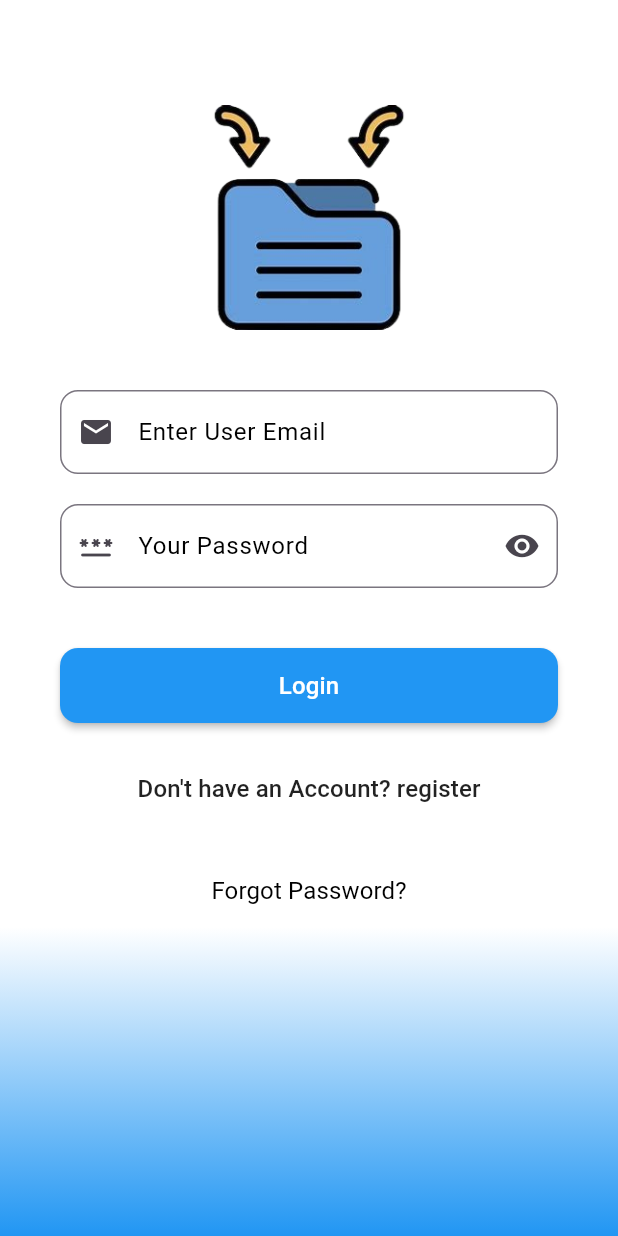
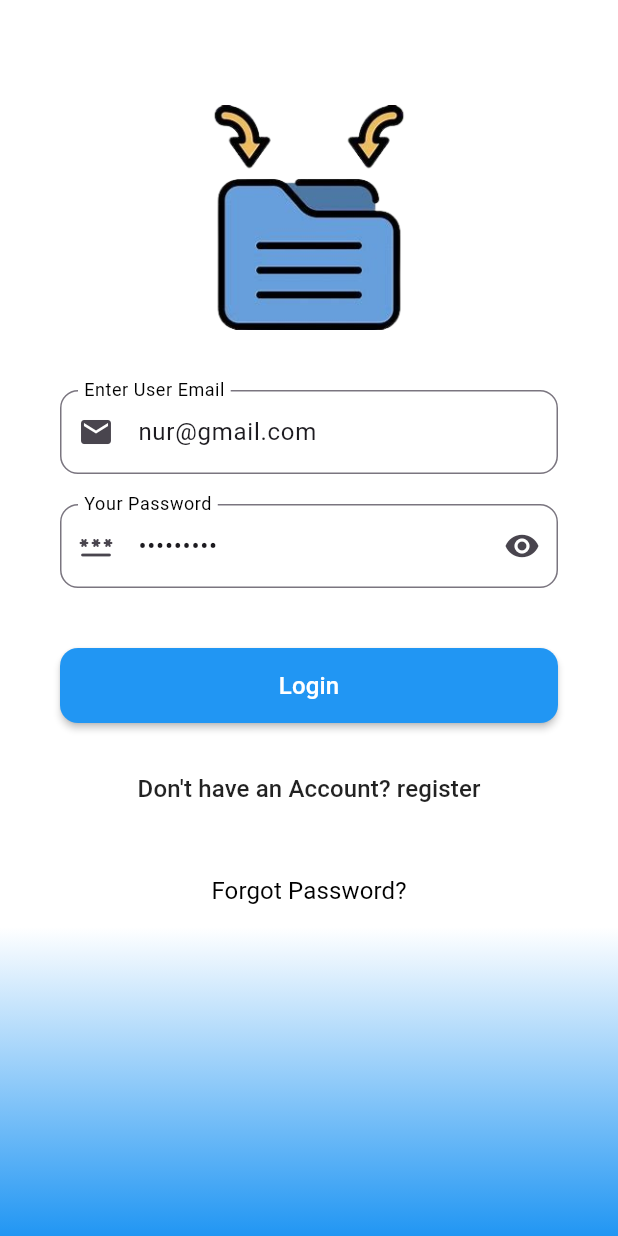
Before and after one commit to NURISLAMCODE/docsaverapp, a Flutter app: the screen it shows after launch, on a phone screen of 412 x 824 dp. Run offline on Flutter 3.47's test engine with Material 3 defaults, Android fonts, the phone set to English and light mode, and no system bars; our stand-ins replace firebase_auth, firebase_core; accounts and stored records are empty.

```diff
--- a/lib/main.dart
+++ b/lib/main.dart
@@ -1,8 +1,10 @@
+import 'package:doc_saver_app/provider/auth_provider.dart';
 import 'package:doc_saver_app/screen/authentication_screen.dart';
 import 'package:doc_saver_app/screen/home_screen.dart';
 import 'package:doc_saver_app/screen/porgot_password_screen.dart';
 import 'package:firebase_core/firebase_core.dart';
 import 'package:flutter/material.dart';
+import 'package:provider/provider.dart';
 
 import 'firebase_options.dart';
 
@@ -20,7 +22,9 @@ class MyApp extends StatelessWidget {
   // This widget is the root of your application.
   @override
   Widget build(BuildContext context) {
-    return MaterialApp(
+    return ChangeNotifierProvider(
+      create: (context) => AuthProvider(),
+      child: MaterialApp(
         debugShowCheckedModeBanner: false,
         title: 'Flutter Demo',
         theme: ThemeData(
@@ -35,8 +39,10 @@ class MyApp extends StatelessWidget {
           AuthScreen.routeName: (context) => const AuthScreen(),
           ForgotPasswordScreen.routeName: (contex) =>
               const ForgotPasswordScreen(),
+          HomeScreen.routeName: (context) => const HomeScreen(),
         },
         home: const AuthScreen(),
+      ),
     );
   }
 }
--- a/lib/screen/authentication_screen.dart
+++ b/lib/screen/authentication_screen.dart
@@ -16,17 +16,18 @@ class AuthScreen extends StatefulWidget {
 }
 
 class _AuthScreenState extends State<AuthScreen> {
-  TextEditingController userNameController = TextEditingController();
-  TextEditingController emailController = TextEditingController();
-  TextEditingController passController = TextEditingController();
-  TextEditingController conPassController = TextEditingController();
+  TextEditingController userNameController = TextEditingController(text: "nur");
+  TextEditingController emailController =
+      TextEditingController(text: "nur@gmail.com");
+  TextEditingController passController =
+      TextEditingController(text: "123456789");
+  TextEditingController conPassController =
+      TextEditingController(text: "123456789");
   bool supIxIcon = true;
   final GlobalKey<FormState> _key = GlobalKey();
   @override
   Widget build(BuildContext context) {
-    return ChangeNotifierProvider(
-      create: (contex) => AuthProvider(),
-      child: Consumer<AuthProvider>(builder: (context, provider, _) {
+    return Consumer<AuthProvider>(builder: (context, provider, _) {
       return Scaffold(
         body: ScreenBackgroundWidget(
           child: SingleChildScrollView(
@@ -124,10 +125,23 @@ class _AuthScreenState extends State<AuthScreen> {
                             ),
                           )),
                     SizedBoxHelpper.sizedBox20,
-                      CustomButton(
+                    provider.isLoading
+                        ? const CircularProgressIndicator()
+                        : CustomButton(
                             onPressed: () {
                               if (_key.currentState!.validate()) {
                                 print("Evreything fine");
+                                if (provider.isLogin == true) {
+                                  provider.signIn(
+                                      email: emailController.text,
+                                      password: passController.text,
+                                      context);
+                                } else {
+                                  provider.signUp(
+                                      email: emailController.text,
+                                      password: passController.text,
+                                      context);
+                                }
                               }
                               ;
                             },
@@ -142,7 +156,7 @@ class _AuthScreenState extends State<AuthScreen> {
                         provider.isLogin
                             ? "Don't have an Account? register"
                             : "Allready have an account ? login",
-                          style: TextStyle(fontSize: 16),
+                        style: const TextStyle(fontSize: 16),
                       ),
                     ),
                     SizedBoxHelpper.sizedBox40,
@@ -166,7 +180,6 @@ class _AuthScreenState extends State<AuthScreen> {
           ),
         ),
       );
-      }),
-    );
+    });
   }
 }
```
Also changed, not shown: lib/helper/snackbar_helper.dart (added, +21 -0 lines), lib/provider/auth_provider.dart (+108 -0 lines), lib/screen/home_screen.dart (+22 -1 lines), lib/screen/porgot_password_screen.dart (+19 -6 lines), web_entrypoint.dart (added), 2 other files. Lines whose indentation alone changed are shown as unchanged.
